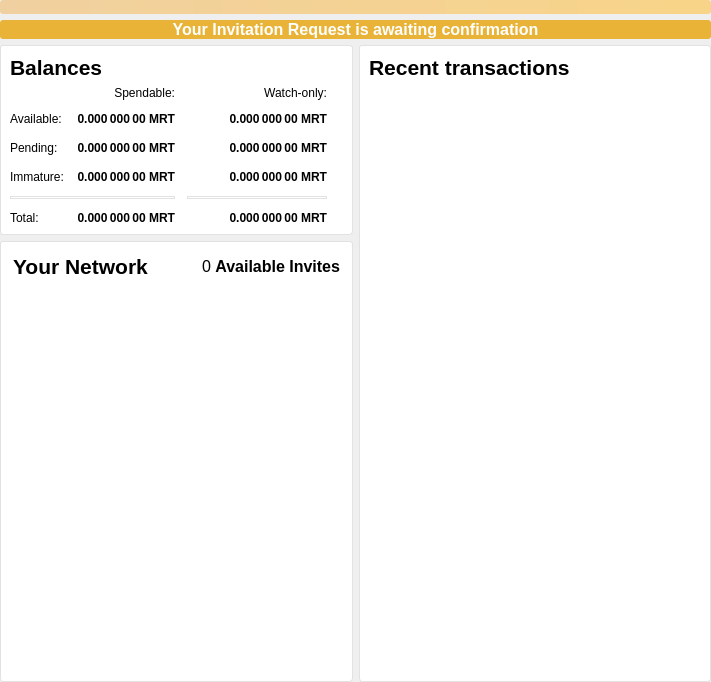
First picture: the form in src/qt/forms/overviewpage.ui, repository meritlabs/merit, before the edit.
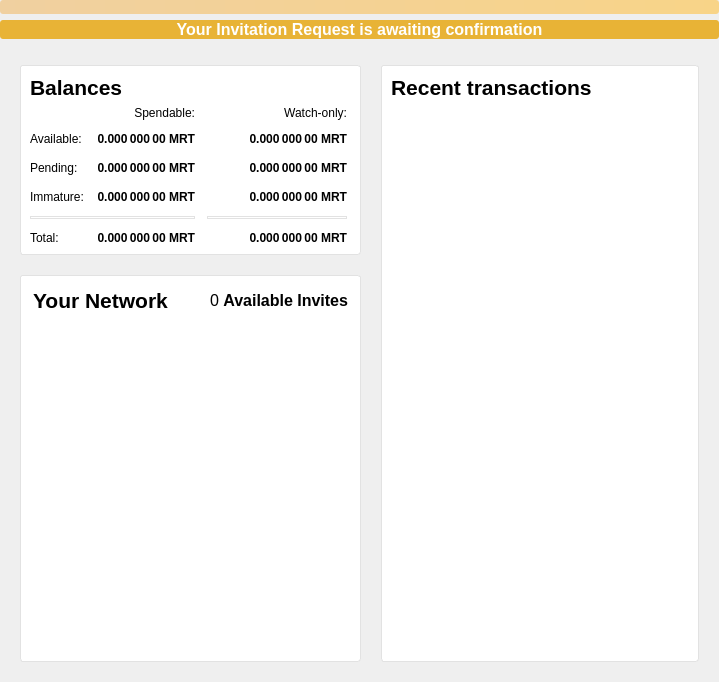
Second picture: the form after the edit. Icons and pictures are not drawn.

Commit message: Add a slight drop shadow in overview page.

```diff
--- a/src/qt/forms/overviewpage.ui
+++ b/src/qt/forms/overviewpage.ui
@@ -6,7 +6,7 @@
    <rect>
     <x>0</x>
     <y>0</y>
-    <width>711</width>
+    <width>719</width>
     <height>682</height>
    </rect>
   </property>
@@ -76,8 +76,26 @@
    </item>
    <item>
     <layout class="QHBoxLayout" name="horizontalLayout" stretch="1,1">
+     <property name="spacing">
+      <number>20</number>
+     </property>
+     <property name="leftMargin">
+      <number>20</number>
+     </property>
+     <property name="topMargin">
+      <number>20</number>
+     </property>
+     <property name="rightMargin">
+      <number>20</number>
+     </property>
+     <property name="bottomMargin">
+      <number>20</number>
+     </property>
      <item>
       <layout class="QVBoxLayout" name="verticalLayout_2">
+       <property name="spacing">
+        <number>20</number>
+       </property>
        <item>
         <widget class="QFrame" name="frame">
          <property name="styleSheet">
```
Left out of the diff: 6 changed lines with no effect on the pictures. The commit also changes 2 other files.
